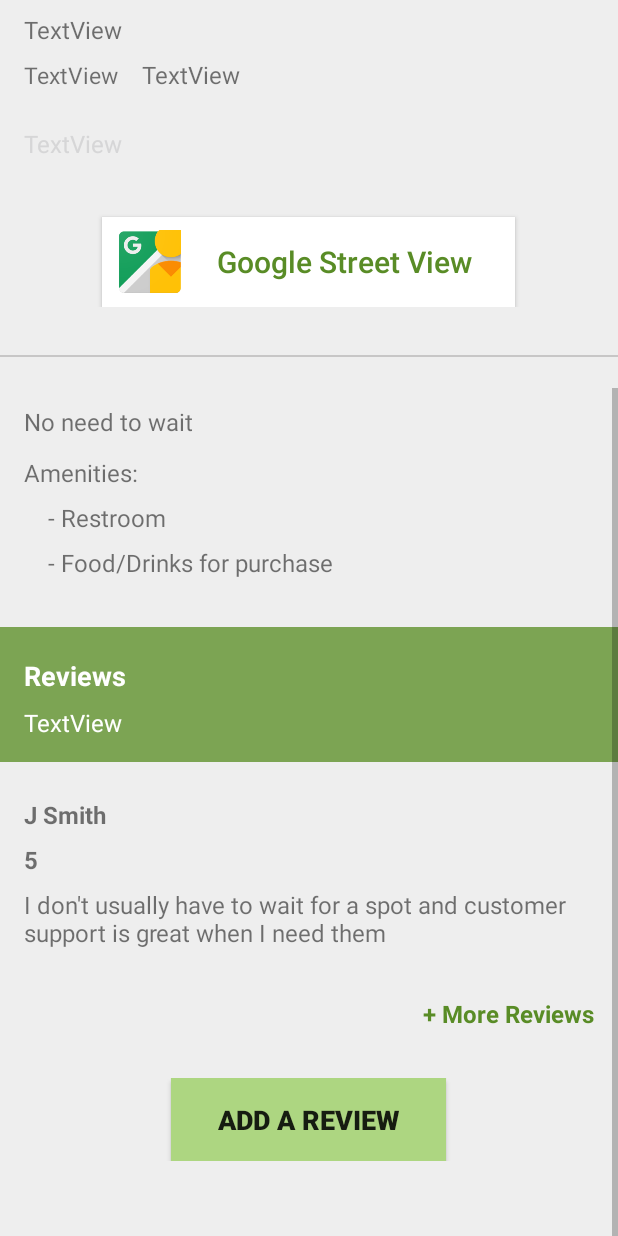
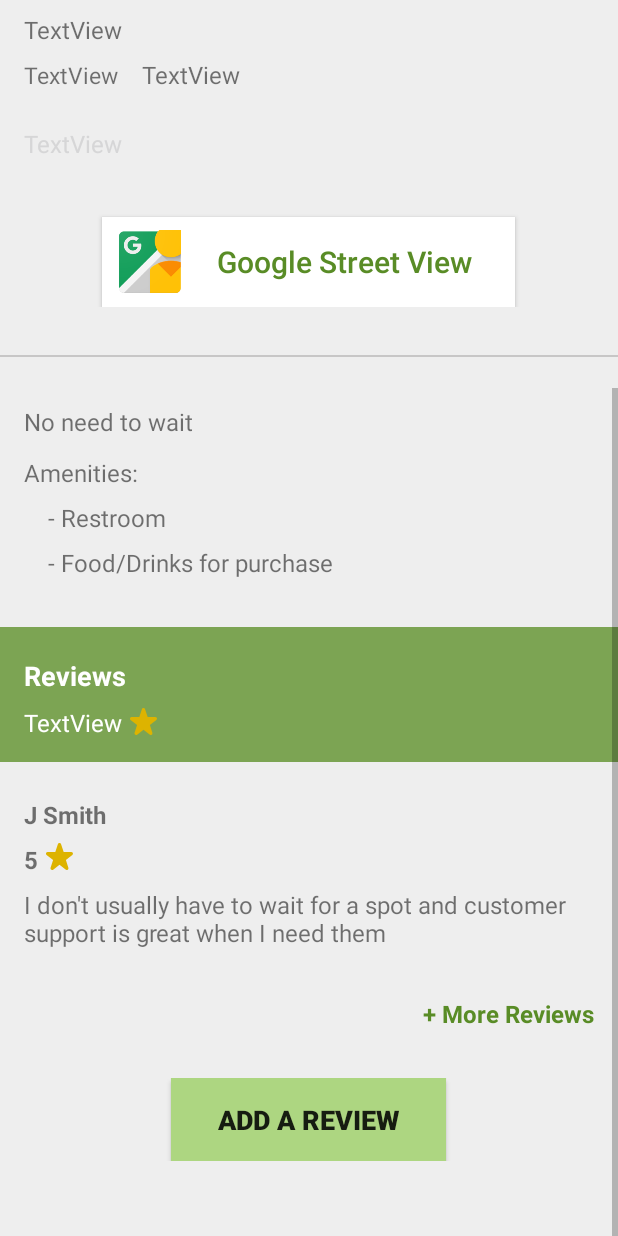
Before and after one commit to aoneale/EV-Charging-Station-Map-App, an Android app: the StationDetailsActivity screen opened directly, with no data from a screen before it, scrolled down 377 dp, on a phone screen of 412 x 824 dp. Run offline under Robolectric (Android 15) with nearby library versions, the phone set to English and light mode, and no system bars; 6 statements that could not run were skipped.

Commit message:
small changes to ratings

```diff
--- a/app/src/main/res/layout/content_station_details.xml
+++ b/app/src/main/res/layout/content_station_details.xml
@@ -349,8 +349,9 @@
                             android:id="@+id/imageView5"
                             android:layout_width="18dp"
                             android:layout_height="18dp"
-                            android:layout_marginTop="8dp"
+                            android:layout_marginTop="9dp"
                             android:duplicateParentState="true"
+                            android:foreground="@drawable/star_3307yellow"
                             app:srcCompat="@drawable/star_3307yellow" />
 
                         <Space
@@ -395,6 +396,7 @@
                     android:layout_height="18dp"
                     android:layout_marginTop="8dp"
                     android:duplicateParentState="true"
+                    android:foreground="@drawable/star_3307yellow"
                     app:srcCompat="@drawable/star_3307yellow" />
 
                 <Space
```
Also changed, not shown: 325 other files.
